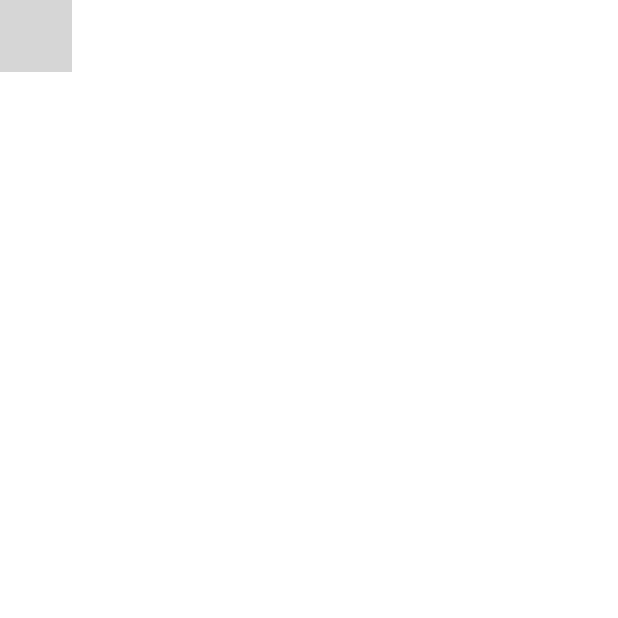
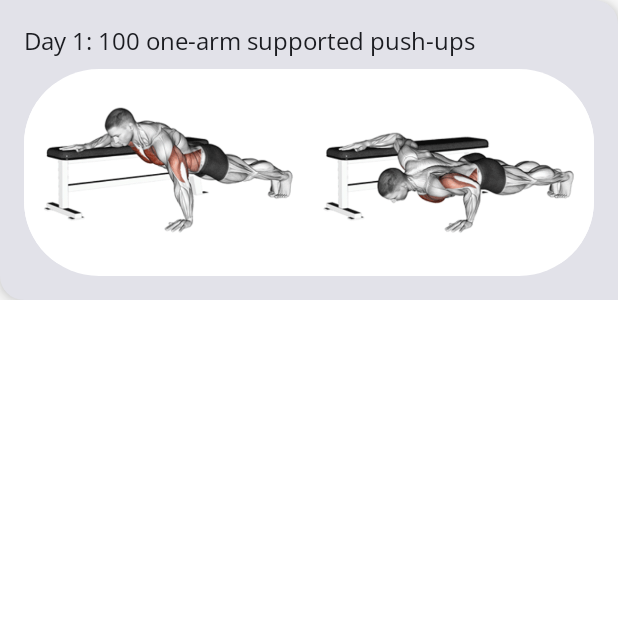
Before and after one commit to dadothetato/thirty_day_app, an Android app built with Jetpack Compose: the MainActivity screen opened directly, with no data from a screen before it, on a phone screen of 412 x 824 dp, the top half of it. Run offline under Robolectric (Android 15) with nearby library versions, the phone set to English and light mode, and no system bars; grey boxes are pictures that could not be loaded.

Commit message:
New pushUpItem composable to display one push up type.

```diff
--- a/app/src/main/java/com/example/thirtydaysapp/ThirtyDaysAppScreen.kt
+++ b/app/src/main/java/com/example/thirtydaysapp/ThirtyDaysAppScreen.kt
@@ -1 +1,83 @@
 package com.example.thirtydaysapp
+
+import androidx.compose.foundation.Image
+import androidx.compose.foundation.background
+import androidx.compose.foundation.layout.Box
+import androidx.compose.foundation.layout.Column
+import androidx.compose.foundation.layout.Spacer
+import androidx.compose.foundation.layout.fillMaxHeight
+import androidx.compose.foundation.layout.fillMaxWidth
+import androidx.compose.foundation.layout.height
+import androidx.compose.foundation.layout.padding
+import androidx.compose.foundation.shape.RoundedCornerShape
+import androidx.compose.material3.Card
+import androidx.compose.material3.CardDefaults
+import androidx.compose.material3.MaterialTheme
+import androidx.compose.material3.Text
+import androidx.compose.runtime.Composable
+import androidx.compose.ui.Alignment
+import androidx.compose.ui.Modifier
+import androidx.compose.ui.draw.clip
+import androidx.compose.ui.graphics.Color
+import androidx.compose.ui.res.dimensionResource
+import androidx.compose.ui.res.painterResource
+import androidx.compose.ui.res.stringResource
+import androidx.compose.ui.text.font.Font
+import androidx.compose.ui.text.font.FontFamily
+import androidx.compose.ui.text.font.FontWeight
+import androidx.compose.ui.tooling.preview.Preview
+import androidx.compose.ui.unit.dp
+import androidx.compose.ui.unit.sp
+import com.example.thirtydaysapp.data.PushUp
+
+
+@Composable
+fun PushUpItem(pushUp: PushUp, dayNumber: Int, modifier: Modifier = Modifier) {
+    val pushUpType = stringResource(pushUp.typeRes)
+    val pushUpNumber = 100
+    val itemText = "Day $dayNumber: $pushUpNumber $pushUpType"
+
+    Card(
+        shape = MaterialTheme.shapes.medium,
+        elevation = CardDefaults.cardElevation(defaultElevation = 8.dp),
+        modifier = modifier
+            .fillMaxWidth()
+            .height(200.dp)
+    ) {
+        Column(
+            modifier = Modifier
+                .padding(dimensionResource(R.dimen.padding_medium))
+        ) {
+            Text(
+                text = itemText,
+                style = MaterialTheme.typography.bodyLarge,
+            )
+            Spacer(modifier = Modifier.height(8.dp))
+            Box(
+                modifier = Modifier
+                    .fillMaxWidth()
+                    .weight(1f),
+                contentAlignment = Alignment.Center
+            ) {
+                Image(
+                    painter = painterResource(pushUp.imageRes),
+                    contentDescription = pushUpType,
+                    modifier = Modifier
+                        .clip(MaterialTheme.shapes.small)
+                        .background(color = Color.White)
+                        .fillMaxHeight()
+                )
+            }
+        }
+    }
+}
+
+
+@Preview(showBackground = true)
+@Composable
+fun PushUpItemPreview() {
+    PushUpItem(
+        pushUp = PushUp(typeRes = R.string.one_arm_supported_push_up, imageRes = R.drawable.one_arm_supported_push_ups),
+        dayNumber = 1
+    )
+}
```
